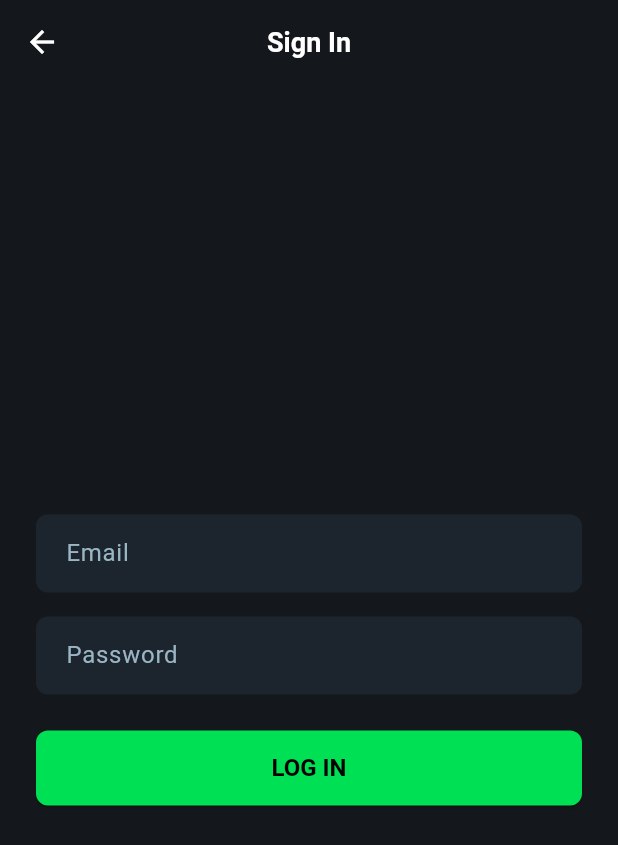
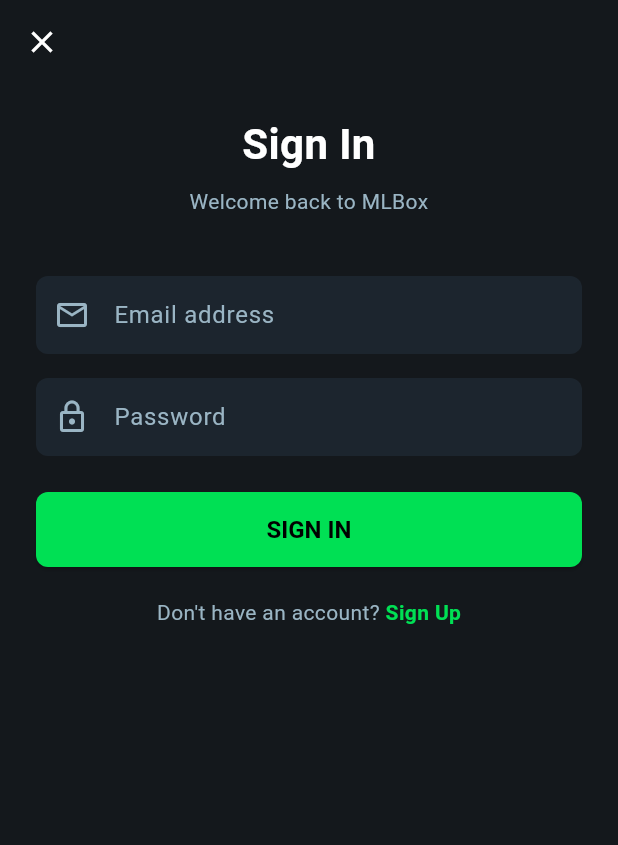
Before and after one commit to renoain/mlbox, a Flutter app: the LoginPage screen opened by its route, on a phone screen of 412 x 824 dp. Shown: the top 845 px of the screen. Run offline on Flutter 3.47's test engine with Material 3 defaults, Android fonts, the phone set to English and light mode, and no system bars; our stand-ins replace dio, flutter_riverpod, go_router.

Commit message:
feat(ui): tambah desain login dan register

```diff
--- a/lib/pages/login_page.dart
+++ b/lib/pages/login_page.dart
@@ -12,33 +12,98 @@
       backgroundColor: AppTheme.background,
       appBar: AppBar(
         leading: IconButton(
-          icon: const Icon(Icons.arrow_back),
-          onPressed: () => context.pop(), // Kembali ke Home
+          icon: const Icon(Icons.close),
+          onPressed: () => context.pop(), // Kembali ke halaman sebelumnya
         ),
-        title: const Text('Sign In'),
+        elevation: 0,
+        backgroundColor: Colors.transparent,
       ),
-      body: Padding(
-        padding: const EdgeInsets.all(24.0),
+      body: SafeArea(
+        child: SingleChildScrollView(
+          padding: const EdgeInsets.symmetric(horizontal: 24.0),
           child: Column(
-          mainAxisAlignment: MainAxisAlignment.center,
             crossAxisAlignment: CrossAxisAlignment.stretch,
             children: [
-            const TextField(decoration: InputDecoration(hintText: 'Email')),
+              const SizedBox(height: 20),
+              // --- Judul ---
+              const Text(
+                'Sign In',
+                textAlign: TextAlign.center,
+                style: TextStyle(
+                  color: Colors.white,
+                  fontSize: 28,
+                  fontWeight: FontWeight.bold,
+                ),
+              ),
+              const SizedBox(height: 8),
+              const Text(
+                'Welcome back to MLBox',
+                textAlign: TextAlign.center,
+                style: TextStyle(color: AppTheme.textSecondary, fontSize: 14),
+              ),
+              const SizedBox(height: 40),
+
+              // --- Form Email ---
+              const TextField(
+                keyboardType: TextInputType.emailAddress,
+                decoration: InputDecoration(
+                  hintText: 'Email address',
+                  prefixIcon: Icon(
+                    Icons.email_outlined,
+                    color: AppTheme.textSecondary,
+                  ),
+                ),
+              ),
               const SizedBox(height: 16),
+
+              // --- Form Password ---
               const TextField(
                 obscureText: true,
-              decoration: InputDecoration(hintText: 'Password'),
+                decoration: InputDecoration(
+                  hintText: 'Password',
+                  prefixIcon: Icon(
+                    Icons.lock_outline,
+                    color: AppTheme.textSecondary,
+                  ),
+                ),
               ),
               const SizedBox(height: 24),
+
+              // --- Tombol Login ---
               ElevatedButton(
-              // Tombol ini belum memanggil API, nanti kita sambungkan
                 onPressed: () {
-                // Karena ini fase desain, kita langsung lempar ke home saja
+                  // Nanti Lead yang akan menyambungkan ini ke API
+                  // Untuk sekarang, kita lempar saja ke home
                   context.go('/home');
                 },
-              child: const Text('LOG IN'),
+                child: const Text('SIGN IN'),
+              ),
+              const SizedBox(height: 20),
+
+              // --- Link ke Register ---
+              Row(
+                mainAxisAlignment: MainAxisAlignment.center,
+                children: [
+                  const Text(
+                    "Don't have an account? ",
+                    style: TextStyle(color: AppTheme.textSecondary),
+                  ),
+                  GestureDetector(
+                    onTap: () {
+                      context.push('/register'); // Arahkan ke halaman register
+                    },
+                    child: const Text(
+                      'Sign Up',
+                      style: TextStyle(
+                        color: AppTheme.primary,
+                        fontWeight: FontWeight.bold,
+                      ),
+                    ),
                   ),
                 ],
+              ),
+            ],
+          ),
         ),
       ),
     );
```
Also changed, not shown: lib/pages/register_page.dart (added, +98 -0 lines). Lines whose indentation alone changed are shown as unchanged.
